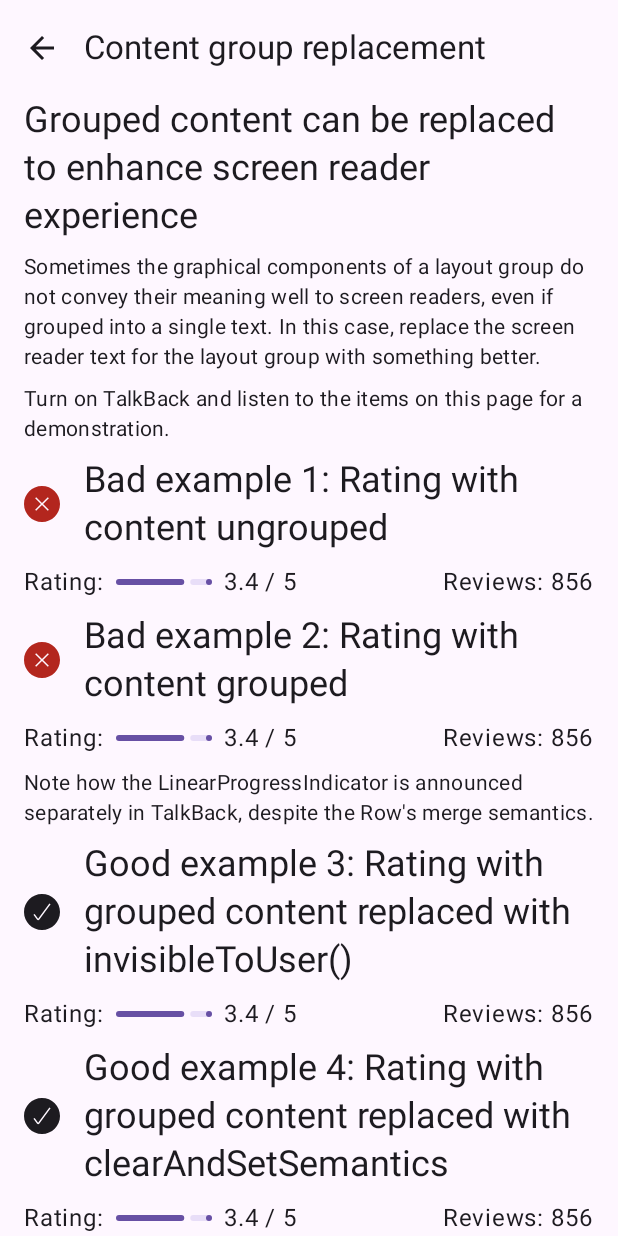
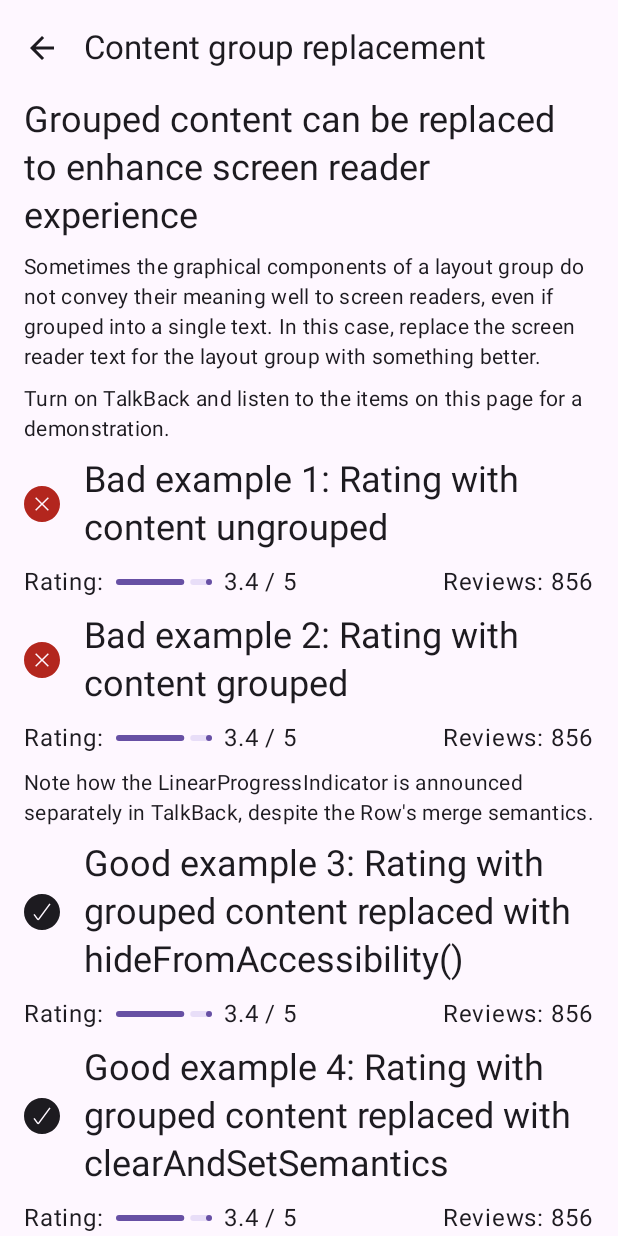
Before and after one commit to cvs-health/android-compose-accessibility-techniques, an Android app built with Jetpack Compose: the ContentGroupReplacementScreen screen opened through its navigation route, on a phone screen of 412 x 824 dp. Run offline under Robolectric (Android 15) with nearby library versions, the phone set to English and light mode, and no system bars; our stand-ins replace window size class; 1 statement that could not run was skipped.

Commit message:
Replaces deprecated invisibleToUser semantics with hideFromAccessibility

```diff
--- a/app/src/main/java/com/cvshealth/accessibility/apps/composeaccessibilitytechniques/ui/content_group_replacement/ContentGroupReplacement.kt
+++ b/app/src/main/java/com/cvshealth/accessibility/apps/composeaccessibilitytechniques/ui/content_group_replacement/ContentGroupReplacement.kt
@@ -1,5 +1,5 @@
 /*
-   Copyright 2023-2024 CVS Health and/or one of its affiliates
+   Copyright 2023-2025 CVS Health and/or one of its affiliates
 
    Licensed under the Apache License, Version 2.0 (the "License");
    you may not use this file except in compliance with the License.
@@ -36,7 +36,7 @@ import androidx.compose.ui.res.pluralStringResource
 import androidx.compose.ui.res.stringResource
 import androidx.compose.ui.semantics.clearAndSetSemantics
 import androidx.compose.ui.semantics.contentDescription
-import androidx.compose.ui.semantics.invisibleToUser
+import androidx.compose.ui.semantics.hideFromAccessibility
 import androidx.compose.ui.semantics.semantics
 import androidx.compose.ui.tooling.preview.Preview
 import androidx.compose.ui.unit.dp
@@ -238,12 +238,12 @@ private fun BadExample2Preview() {
 @Composable
 @OptIn(ExperimentalComposeUiApi::class)
 private fun GoodExample3() {
-    // Good example 3: Rating with grouped content replaced with invisibleToUser()
+    // Good example 3: Rating with grouped content replaced with hideFromAccessibility()
 
     // Key techniques:
     // 1. Group the Row's content using Modifier.semantics(mergeDescendants = true).
     // 2. Provide a Row-level contentDescription in the Modifier.semantics lambda.
-    // 3. Remove the Row's existing content using Modifier.semantics { invisibleToUser() }
+    // 3. Remove the Row's existing content using Modifier.semantics { hideFromAccessibility() }
     //    on each child element, and when necessary on children of children. (In this case,
     //    the LinearProgressIndicator nested child requires this treatment.)
     GoodExampleHeading(
@@ -276,7 +276,7 @@ private fun GoodExample3() {
     ) {
         Row(
             verticalAlignment = Alignment.CenterVertically,
-            modifier = Modifier.semantics { invisibleToUser() }
+            modifier = Modifier.semantics { hideFromAccessibility() }
         ) {
             Text(text = stringResource(id = R.string.content_group_replacement_rating_label))
             LinearProgressIndicator(
@@ -285,7 +285,7 @@ private fun GoodExample3() {
                     .width(80.dp)
                     .padding(start = 8.dp, end = 8.dp)
                     // Note that LinearProgressIndicator has to be made invisible too.
-                    .semantics { invisibleToUser() },
+                    .semantics { hideFromAccessibility() },
             )
             Text(
                 text = stringResource(
@@ -300,7 +300,7 @@ private fun GoodExample3() {
                 id = R.string.content_group_replacement_reviews,
                 contentGroupReplacementExamplesReviews
             ),
-            modifier = Modifier.semantics { invisibleToUser() }
+            modifier = Modifier.semantics { hideFromAccessibility() }
         )
     }
 }
--- a/app/src/main/java/com/cvshealth/accessibility/apps/composeaccessibilitytechniques/ui/textfield_controls/TextFieldControls.kt
+++ b/app/src/main/java/com/cvshealth/accessibility/apps/composeaccessibilitytechniques/ui/textfield_controls/TextFieldControls.kt
@@ -37,7 +37,7 @@ import androidx.compose.ui.platform.LocalAutofillManager
 import androidx.compose.ui.platform.testTag
 import androidx.compose.ui.res.stringResource
 import androidx.compose.ui.semantics.error
-import androidx.compose.ui.semantics.invisibleToUser
+import androidx.compose.ui.semantics.hideFromAccessibility
 import androidx.compose.ui.semantics.semantics
 import androidx.compose.ui.text.input.ImeAction
 import androidx.compose.ui.text.input.KeyboardType
@@ -171,11 +171,11 @@ private fun GoodExample1(
                 //
                 // Also, because the Modifier.semantics error property is set, the
                 // supportingText must be hidden from accessibility services (with
-                // invisibleToUser() semantics) to prevent duplicate announcements.
+                // hideFromAccessibility() semantics) to prevent duplicate announcements.
                 // This is hacky, but improves the audio-semantic user experience.
                 Text(
                     text = stringResource(id = R.string.textfield_controls_example_1_long_error),
-                    modifier = Modifier.semantics { invisibleToUser() }
+                    modifier = Modifier.semantics { hideFromAccessibility() }
                 )
             } else {
                 // Optionally display instructions in the supportingText when field is not in error.
--- a/app/src/main/res/values/strings.xml
+++ b/app/src/main/res/values/strings.xml
@@ -67,7 +67,7 @@
     <string name="text_alternatives_example_12_heading">Bad example 12: Grouped decorative images with empty contentDescription</string>
     <string name="text_alternatives_example_12_description">Grouping images with empty contentDescriptions hides how they are coded, because \"Unlabeled. Image\" is not announced in TalkBack. But they are a bad code smell and change the semantics tree used for automated UI tests.</string>
     <string name="text_alternatives_example_12_decorated_text">Example decorated text.</string>
-    <string name="text_alternatives_example_13_heading">OK example 13: Grouped decorative images with invisibleToUser()</string>
+    <string name="text_alternatives_example_13_heading">OK example 13: Grouped decorative images with hideFromAccessibility()</string>
     <string name="text_alternatives_example_13_content_description">Sprout</string>
     <string name="text_alternatives_example_13_decorated_text">Example decorated text.</string>
     <string name="text_alternatives_example_14_heading">Good example 14: Grouped decorative images with null contentDescription</string>
@@ -132,7 +132,7 @@
     <string name="content_group_replacement_ungrouped_rating_heading">Bad example 1: Rating with content ungrouped</string>
     <string name="content_group_replacement_rating_group_heading">Bad example 2: Rating with content grouped</string>
     <string name="content_group_replacement_rating_group_note">Note how the LinearProgressIndicator is announced separately in TalkBack, despite the Row\'s merge semantics.</string>
-    <string name="content_group_replacement_rating_group_replaced_heading">Good example 3: Rating with grouped content replaced with invisibleToUser()</string>
+    <string name="content_group_replacement_rating_group_replaced_heading">Good example 3: Rating with grouped content replaced with hideFromAccessibility()</string>
     <string name="content_group_replacement_rating_group_overridden_heading">Good example 4: Rating with grouped content replaced with clearAndSetSemantics</string>
     <string name="content_group_replacement_rating_label">Rating: </string>
     <string name="content_group_replacement_rating_text">%1$s / %2$s</string>
```
Also changed, not shown: app/src/main/java/com/cvshealth/accessibility/apps/composeaccessibilitytechniques/ui/custom_accessibility_actions/CustomAccessibilityActions.kt (+8 -8 lines), app/src/main/java/com/cvshealth/accessibility/apps/composeaccessibilitytechniques/ui/text_alternatives/TextAlternatives.kt (+11 -10 lines), 8 other files.
